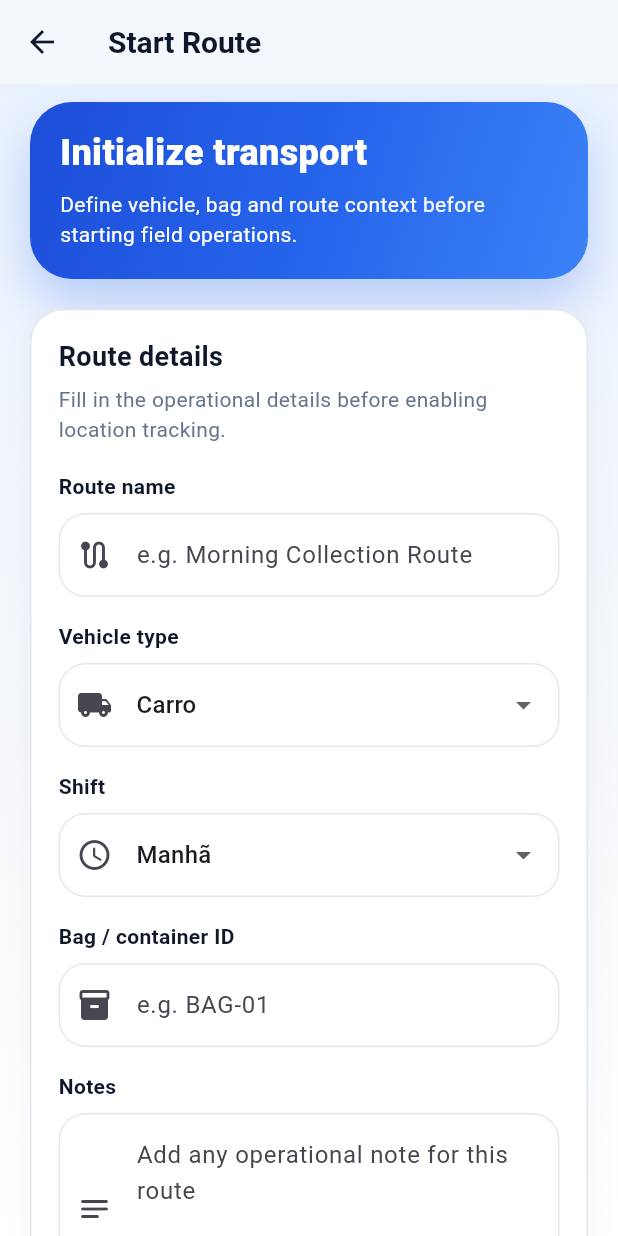
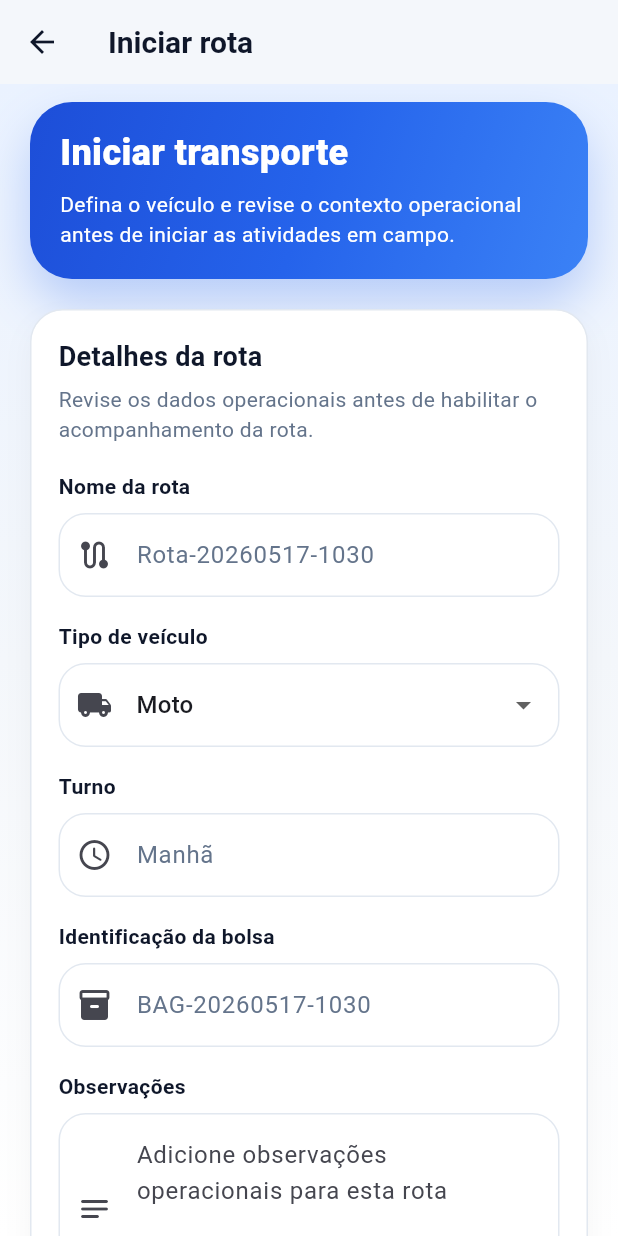
Before and after one commit to jkasprowicz/trace-lab, a Flutter app: the StartRouteScreen screen opened by its route, on a phone screen of 412 x 824 dp. Run offline on Flutter 3.47's test engine with Material 3 defaults, Android fonts, the phone set to English and light mode, and no system bars; accounts and stored records are empty.

Commit message:
Automate driver route start and return home correctly

```diff
--- a/mobile/lib/core/l10n/app_strings.dart
+++ b/mobile/lib/core/l10n/app_strings.dart
@@ -98,6 +98,35 @@ class AppStrings {
   static const saveCollectionInProgress = 'Salvando...';
   static const addCollectionError = 'Não foi possível adicionar a coleta.';
   static const backToHome = 'Voltar ao início';
+  static const startRouteTitle = 'Iniciar rota';
+  static const initializeTransportTitle = 'Iniciar transporte';
+  static const initializeTransportDescription =
+      'Defina o veículo e revise o contexto operacional antes de iniciar as atividades em campo.';
+  static const routeDetailsTitle = 'Detalhes da rota';
+  static const routeDetailsDescription =
+      'Revise os dados operacionais antes de habilitar o acompanhamento da rota.';
+  static const routeNameGeneratedLabel = 'Nome da rota';
+  static const routeNameGeneratedHint = 'Gerado automaticamente';
+  static const vehicleTypeLabel = 'Tipo de veículo';
+  static const shiftLabelAuto = 'Turno';
+  static const shiftAutoHint = 'Definido automaticamente pelo horário local';
+  static const bagIdGeneratedHint = 'Gerado automaticamente';
+  static const routeNotesHint = 'Adicione observações operacionais para esta rota';
+  static const startRouteInProgress = 'Iniciando...';
+  static const routeStartedSuccessfully = 'Rota iniciada com sucesso.';
+  static const startRouteError = 'Não foi possível iniciar a rota.';
+  static const routeSummaryStatus = 'ROTA FINALIZADA';
+  static const routeSummaryDescription =
+      'Operação de transporte concluída com sucesso. Revise abaixo o resumo da rota.';
+  static const startedLabel = 'Iniciada';
+  static const operationalSummaryTitle = 'Resumo operacional';
+  static const temperatureSummaryTitle = 'Resumo de temperatura';
+  static const minLabel = 'Mín.';
+  static const avgLabel = 'Média';
+  static const maxLabel = 'Máx.';
+  static const noCollectionsRegisteredTitle = 'Nenhuma coleta registrada';
+  static const noCollectionsRegisteredDescription =
+      'Esta rota foi concluída sem registros de coleta.';
 
   // Admin
   static const adminDashboardTitle = 'Painel administrativo';
--- a/mobile/lib/features/driver/presentation/screens/driver_home_screen.dart
+++ b/mobile/lib/features/driver/presentation/screens/driver_home_screen.dart
@@ -57,7 +57,10 @@ class DriverHomeScreen extends StatelessWidget {
                   label: AppStrings.startRoute,
                   icon: Icons.play_arrow_rounded,
                   onPressed: () {
-                    Navigator.of(context).pushNamed(AppRoutes.startRoute);
+                    Navigator.of(context).pushNamed(
+                      AppRoutes.startRoute,
+                      arguments: user,
+                    );
                   },
                 ),
                 const SizedBox(height: 22),
--- a/mobile/lib/features/route_summary/presentation/screens/route_summary_screen.dart
+++ b/mobile/lib/features/route_summary/presentation/screens/route_summary_screen.dart
@@ -5,8 +5,10 @@ import 'package:mobile/core/theme/app_colors.dart';
 import 'package:mobile/core/widgets/app_primary_button.dart';
 import 'package:mobile/core/widgets/app_section_title.dart';
 import 'package:mobile/features/active_route/presentation/widgets/collection_timeline_tile.dart';
+import 'package:mobile/features/auth/domain/models/auth_user.dart';
 import 'package:mobile/features/collection/data/dto/collection_response_dto.dart';
 import 'package:mobile/features/collection/data/services/collection_service.dart';
+import 'package:mobile/features/driver/presentation/screens/driver_home_screen.dart';
 import 'package:mobile/features/route_summary/presentation/widgets/summary_stat_card.dart';
 import 'package:mobile/features/start_route/data/dto/route_response_dto.dart';
 
@@ -23,11 +25,15 @@ class _RouteSummaryScreenState extends State<RouteSummaryScreen> {
   bool _isLoading = true;
   List<CollectionResponseDto> _collections = [];
   late RouteResponseDto _route;
+  AuthUser? _driverUser;
 
   @override
   void didChangeDependencies() {
     super.didChangeDependencies();
-    _route = ModalRoute.of(context)!.settings.arguments as RouteResponseDto;
+    final args = ModalRoute.of(context)!.settings.arguments;
+    final argsMap = args is Map<String, dynamic> ? args : null;
+    _route = (argsMap?['route'] as RouteResponseDto?) ?? args as RouteResponseDto;
+    _driverUser = argsMap?['driverUser'] as AuthUser?;
     _loadCollections();
   }
 
@@ -203,7 +209,7 @@ class _RouteSummaryScreenState extends State<RouteSummaryScreen> {
                           ),
                         ),
                         child: const Text(
-                          'ROUTE FINISHED',
+                          AppStrings.routeSummaryStatus,
                           style: TextStyle(
                             color: Colors.white,
                             fontWeight: FontWeight.w700,
@@ -223,7 +229,7 @@ class _RouteSummaryScreenState extends State<RouteSummaryScreen> {
                       ),
                       const SizedBox(height: 10),
                       Text(
-                        'Transport operation successfully completed. Review the route summary below.',
+                        AppStrings.routeSummaryDescription,
                         style: TextStyle(
                           color: Colors.white.withAlpha(220),
                           fontSize: 14,
@@ -232,7 +238,7 @@ class _RouteSummaryScreenState extends State<RouteSummaryScreen> {
                       ),
                       const SizedBox(height: 18),
                       Text(
-                        'Started: ${_formatDateTime(_route.startedAt)}',
+                        '${AppStrings.startedLabel}: ${_formatDateTime(_route.startedAt)}',
                         style: TextStyle(
                           color: Colors.white.withAlpha(220),
                           fontSize: 13,
@@ -240,7 +246,7 @@ class _RouteSummaryScreenState extends State<RouteSummaryScreen> {
                       ),
                       const SizedBox(height: 6),
                       Text(
-                        'Finished: ${_route.finishedAt != null ? _formatDateTime(_route.finishedAt!) : '--'}',
+                        '${AppStrings.finishedLabel}: ${_route.finishedAt != null ? _formatDateTime(_route.finishedAt!) : '--'}',
                         style: TextStyle(
                           color: Colors.white.withAlpha(220),
                           fontSize: 13,
@@ -250,14 +256,14 @@ class _RouteSummaryScreenState extends State<RouteSummaryScreen> {
                   ),
                 ),
                 const SizedBox(height: 24),
-                const AppSectionTitle(title: 'Operational summary'),
+                const AppSectionTitle(title: AppStrings.operationalSummaryTitle),
                 const SizedBox(height: 14),
                 Row(
                   children: [
                     Expanded(
                       child: SummaryStatCard(
                         icon: Icons.local_shipping_rounded,
-                        label: 'Vehicle',
+                        label: AppStrings.vehicleLabel,
                         value: _formatVehicle(_route.vehicleType),
                       ),
                     ),
@@ -265,7 +271,7 @@ class _RouteSummaryScreenState extends State<RouteSummaryScreen> {
                     Expanded(
                       child: SummaryStatCard(
                         icon: Icons.schedule_rounded,
-                        label: 'Shift',
+                        label: AppStrings.shiftLabel,
                         value: _formatShift(_route.shift),
                       ),
                     ),
@@ -277,7 +283,7 @@ class _RouteSummaryScreenState extends State<RouteSummaryScreen> {
                     Expanded(
                       child: SummaryStatCard(
                         icon: Icons.inventory_2_rounded,
-                        label: 'Bag ID',
+                        label: AppStrings.bagIdLabel,
                         value: _route.bagId,
                       ),
                     ),
@@ -285,14 +291,14 @@ class _RouteSummaryScreenState extends State<RouteSummaryScreen> {
                     Expanded(
                       child: SummaryStatCard(
                         icon: Icons.add_location_alt_rounded,
-                        label: 'Collections',
+                        label: AppStrings.collectionsLabel,
                         value: _collections.length.toString(),
                       ),
                     ),
                   ],
                 ),
                 const SizedBox(height: 24),
-                const AppSectionTitle(title: 'Temperature summary'),
+                const AppSectionTitle(title: AppStrings.temperatureSummaryTitle),
                 const SizedBox(height: 14),
                 if (_isLoading)
                   const Center(
@@ -307,7 +313,7 @@ class _RouteSummaryScreenState extends State<RouteSummaryScreen> {
                       Expanded(
                         child: SummaryStatCard(
                           icon: Icons.south_rounded,
-                          label: 'Min',
+                          label: AppStrings.minLabel,
                           value: _formatTemperatureValue(_temperatureMin()),
                         ),
                       ),
@@ -315,7 +321,7 @@ class _RouteSummaryScreenState extends State<RouteSummaryScreen> {
                       Expanded(
                         child: SummaryStatCard(
                           icon: Icons.show_chart_rounded,
-                          label: 'Avg',
+                          label: AppStrings.avgLabel,
                           value: _formatTemperatureValue(_temperatureAvg()),
                         ),
                       ),
@@ -323,14 +329,14 @@ class _RouteSummaryScreenState extends State<RouteSummaryScreen> {
                       Expanded(
                         child: SummaryStatCard(
                           icon: Icons.north_rounded,
-                          label: 'Max',
+                          label: AppStrings.maxLabel,
                           value: _formatTemperatureValue(_temperatureMax()),
                         ),
                       ),
                     ],
                   ),
                   const SizedBox(height: 24),
-                  const AppSectionTitle(title: 'Collection timeline'),
+                  const AppSectionTitle(title: AppStrings.collectionTimelineTitle),
                   const SizedBox(height: 12),
                   if (_collections.isEmpty)
                     Container(
@@ -350,7 +356,7 @@ class _RouteSummaryScreenState extends State<RouteSummaryScreen> {
                           ),
                           SizedBox(height: 12),
                           Text(
-                            'No collections registered',
+                            AppStrings.noCollectionsRegisteredTitle,
                             style: TextStyle(
                               fontSize: 16,
                               fontWeight: FontWeight.w700,
@@ -359,7 +365,7 @@ class _RouteSummaryScreenState extends State<RouteSummaryScreen> {
                           ),
                           SizedBox(height: 6),
                           Text(
-                            'This route was completed without collection records.',
+                            AppStrings.noCollectionsRegisteredDescription,
                             textAlign: TextAlign.center,
                             style: TextStyle(
                               fontSize: 13,
@@ -394,6 +400,16 @@ class _RouteSummaryScreenState extends State<RouteSummaryScreen> {
                   label: AppStrings.backToHome,
                   icon: Icons.home_rounded,
                   onPressed: () {
+                    if (_driverUser != null) {
+                      Navigator.of(context).pushAndRemoveUntil(
+                        MaterialPageRoute(
+                          builder: (_) => DriverHomeScreen(user: _driverUser!),
+                        ),
+                        (route) => false,
+                      );
+                      return;
+                    }
+
                     Navigator.of(context).pushNamedAndRemoveUntil(
                       AppRoutes.home,
                       (route) => false,
--- a/mobile/lib/features/start_route/presentation/screens/start_route_screen.dart
+++ b/mobile/lib/features/start_route/presentation/screens/start_route_screen.dart
@@ -1,7 +1,9 @@
 import 'package:flutter/material.dart';
+import 'package:mobile/core/l10n/app_strings.dart';
 import 'package:mobile/core/theme/app_colors.dart';
 import 'package:mobile/core/widgets/app_card.dart';
 import 'package:mobile/core/widgets/app_primary_button.dart';
+import 'package:mobile/features/auth/domain/models/auth_user.dart';
 import 'package:mobile/features/start_route/data/services/start_route_service.dart';
 import 'package:mobile/features/start_route/domain/models/route_draft.dart';
 import 'package:mobile/features/start_route/presentation/widgets/route_dropdown_field.dart';
@@ -20,20 +22,69 @@ class _StartRouteScreenState extends State<StartRouteScreen> {
 
   final TextEditingController _routeNameController = TextEditingController();
   final TextEditingController _bagController = TextEditingController();
+  final TextEditingController _shiftController = TextEditingController();
   final TextEditingController _notesController = TextEditingController();
 
   final StartRouteService _startRouteService = StartRouteService();
 
-  String? _selectedVehicle = 'carro';
-  String? _selectedShift = 'manha';
+  String _selectedVehicle = 'moto';
+  late final String _selectedShift;
   bool _isSubmitting = false;
+
+  @override
+  void initState() {
+    super.initState();
+    final now = DateTime.now();
+    _selectedShift = _inferShift(now);
+    _shiftController.text = _formatShift(_selectedShift);
+    _routeNameController.text = _generateRouteName(now);
+    _bagController.text = _generateBagId(now);
+  }
 
   @override
   void dispose() {
     _routeNameController.dispose();
     _bagController.dispose();
+    _shiftController.dispose();
     _notesController.dispose();
     super.dispose();
+  }
+
+  String _inferShift(DateTime dateTime) {
+    final hour = dateTime.hour;
+    if (hour >= 6 && hour <= 11) return 'manha';
+    if (hour >= 12 && hour <= 17) return 'tarde';
+    return 'noite';
+  }
+
+  String _formatShift(String value) {
+    switch (value) {
+      case 'manha':
+        return 'Manhã';
+      case 'tarde':
+        return 'Tarde';
+      case 'noite':
+        return 'Noite';
+      default:
+        return value;
+    }
+  }
+
+  String _timestampToken(DateTime dateTime) {
+    final year = dateTime.year.toString().padLeft(4, '0');
+    final month = dateTime.month.toString().padLeft(2, '0');
+    final day = dateTime.day.toString().padLeft(2, '0');
+    final hour = dateTime.hour.toString().padLeft(2, '0');
+    final minute = dateTime.minute.toString().padLeft(2, '0');
+    return '$year$month$day-$hour$minute';
+  }
+
+  String _generateRouteName(DateTime dateTime) {
+    return 'Rota-${_timestampToken(dateTime)}';
+  }
+
+  String _generateBagId(DateTime dateTime) {
+    return 'BAG-${_timestampToken(dateTime)}';
   }
 
   Future<void> _startRoute() async {
@@ -43,8 +94,8 @@ class _StartRouteScreenState extends State<StartRouteScreen> {
 
     final draft = RouteDraft(
       routeName: _routeNameController.text.trim(),
-      vehicleType: _selectedVehicle!,
-      shift: _selectedShift!,
+      vehicleType: _selectedVehicle,
+      shift: _selectedShift,
       bagId: _bagController.text.trim(),
       notes: _notesController.text.trim(),
       createdAt: DateTime.now(),
@@ -59,22 +110,28 @@ class _StartRouteScreenState extends State<StartRouteScreen> {
 
       if (!mounted) return;
 
+      final driverUser =
+          ModalRoute.of(context)?.settings.arguments as AuthUser?;
+
       ScaffoldMessenger.of(context).showSnackBar(
         SnackBar(
-          content: Text('Route #${createdRoute.id} started successfully'),
+          content: Text('${AppStrings.routeStartedSuccessfully} #${createdRoute.id}'),
         ),
       );
 
       Navigator.of(context).pushReplacementNamed(
         AppRoutes.activeRoute,
-        arguments: createdRoute,
+        arguments: {
+          'route': createdRoute,
+          'driverUser': driverUser,
+        },
       );
     } catch (error) {
       if (!mounted) return;
 
       ScaffoldMessenger.of(context).showSnackBar(
         SnackBar(
-          content: Text('Failed to start route: $error'),
+          content: Text('${AppStrings.startRouteError}: $error'),
         ),
       );
     } finally {
@@ -88,7 +145,7 @@ class _StartRouteScreenState extends State<StartRouteScreen> {
 
   String? _validateRequiredText(String? value, String fieldName) {
     if (value == null || value.trim().isEmpty) {
-      return '$fieldName is required';
+      return '$fieldName ${AppStrings.requiredSuffix}';
     }
 
     return null;
@@ -96,7 +153,7 @@ class _StartRouteScreenState extends State<StartRouteScreen> {
 
   String? _validateDropdown(String? value, String fieldName) {
     if (value == null || value.trim().isEmpty) {
-      return '$fieldName is required';
+      return '$fieldName ${AppStrings.requiredSuffix}';
     }
 
     return null;
@@ -106,7 +163,7 @@ class _StartRouteScreenState extends State<StartRouteScreen> {
   Widget build(BuildContext context) {
     return Scaffold(
       appBar: AppBar(
-        title: const Text('Start Route'),
+        title: const Text(AppStrings.startRouteTitle),
         backgroundColor: Colors.transparent,
       ),
       body: Container(
@@ -139,7 +196,7 @@ class _StartRouteScreenState extends State<StartRouteScreen> {
                       crossAxisAlignment: CrossAxisAlignment.start,
                       children: [
                         const Text(
-                          'Route details',
+                          AppStrings.routeDetailsTitle,
                           style: TextStyle(
                             fontSize: 18,
                             fontWeight: FontWeight.w700,
@@ -148,7 +205,7 @@ class _StartRouteScreenState extends State<StartRouteScreen> {
                         ),
                         const SizedBox(height: 6),
                         const Text(
-                          'Fill in the operational details before enabling location tracking.',
+                          AppStrings.routeDetailsDescription,
                           style: TextStyle(
                             fontSize: 14,
                             color: AppColors.textSecondary,
@@ -157,16 +214,20 @@ class _StartRouteScreenState extends State<StartRouteScreen> {
                         ),
                         const SizedBox(height: 18),
                         RouteTextField(
-                          label: 'Route name',
-                          hintText: 'e.g. Morning Collection Route',
+                          label: AppStrings.routeNameGeneratedLabel,
+                          hintText: AppStrings.routeNameGeneratedHint,
                           controller: _routeNameController,
                           prefixIcon: Icons.route_rounded,
+                          readOnly: true,
                           validator: (value) =>
-                              _validateRequiredText(value, 'Route name'),
+                              _validateRequiredText(
+                                value,
+                                AppStrings.routeNameGeneratedLabel,
+                              ),
                         ),
                         const SizedBox(height: 16),
                         RouteDropdownField<String>(
-                          label: 'Vehicle type',
+                          label: AppStrings.vehicleTypeLabel,
                           value: _selectedVehicle,
                           prefixIcon: Icons.local_shipping_rounded,
                           items: const [
@@ -184,60 +245,51 @@ class _StartRouteScreenState extends State<StartRouteScreen> {
                             ),
                           ],
                           onChanged: (value) {
+                            if (value == null) return;
                             setState(() {
                               _selectedVehicle = value;
                             });
                           },
                           validator: (value) =>
-                              _validateDropdown(value, 'Vehicle type'),
-                        ),
-                        const SizedBox(height: 16),
-                        RouteDropdownField<String>(
-                          label: 'Shift',
-                          value: _selectedShift,
-                          prefixIcon: Icons.schedule_rounded,
-                          items: const [
-                            DropdownMenuItem(
-                              value: 'manha',
-                              child: Text('Manhã'),
-                            ),
-                            DropdownMenuItem(
-                              value: 'tarde',
-                              child: Text('Tarde'),
-                            ),
-                            DropdownMenuItem(
-                              value: 'noite',
-                              child: Text('Noite'),
-                            ),
-                          ],
-                          onChanged: (value) {
-                            setState(() {
-                              _selectedShift = value;
-                            });
-                          },
-                          validator: (value) =>
-                              _validateDropdown(value, 'Shift'),
+                              _validateDropdown(
+                                value,
+                                AppStrings.vehicleTypeLabel,
+                              ),
                         ),
                         const SizedBox(height: 16),
                         RouteTextField(
-                          label: 'Bag / container ID',
-                          hintText: 'e.g. BAG-01',
-                          controller: _bagController,
-                          prefixIcon: Icons.inventory_2_rounded,
-                          validator: (value) =>
-                              _validateRequiredText(value, 'Bag / container ID'),
+                          label: AppStrings.shiftLabelAuto,
+                          hintText: AppStrings.shiftAutoHint,
+                          controller: _shiftController,
+                          prefixIcon: Icons.schedule_rounded,
+                          readOnly: true,
                         ),
                         const SizedBox(height: 16),
                         RouteTextField(
-                          label: 'Notes',
-                          hintText: 'Add any operational note for this route',
+                          label: AppStrings.bagIdLabel,
+                          hintText: AppStrings.bagIdGeneratedHint,
+                          controller: _bagController,
+                          prefixIcon: Icons.inventory_2_rounded,
+                          readOnly: true,
+                          validator: (value) =>
+                              _validateRequiredText(
+                                value,
+                                AppStrings.bagIdLabel,
+                              ),
+                        ),
+                        const SizedBox(height: 16),
+                        RouteTextField(
+                          label: AppStrings.notes,
+                          hintText: AppStrings.routeNotesHint,
                           controller: _notesController,
                           prefixIcon: Icons.notes_rounded,
                           maxLines: 4,
                         ),
                         const SizedBox(height: 22),
                         AppPrimaryButton(
-                          label: _isSubmitting ? 'Starting...' : 'Start route',
+                          label: _isSubmitting
+                              ? AppStrings.startRouteInProgress
+                              : AppStrings.startRoute,
                           icon: _isSubmitting
                               ? Icons.hourglass_top_rounded
                               : Icons.play_arrow_rounded,
@@ -287,7 +339,7 @@ class _StartRouteHero extends StatelessWidget {
         crossAxisAlignment: CrossAxisAlignment.start,
         children: [
           Text(
-            'Initialize transport',
+            AppStrings.initializeTransportTitle,
             style: TextStyle(
               color: Colors.white,
               fontSize: 24,
@@ -297,7 +349,7 @@ class _StartRouteHero extends StatelessWidget {
           ),
           SizedBox(height: 10),
           Text(
-            'Define vehicle, bag and route context before starting field operations.',
+            AppStrings.initializeTransportDescription,
             style: TextStyle(
               color: Colors.white,
               fontSize: 14,
--- a/mobile/lib/features/start_route/presentation/widgets/route_text_field.dart
+++ b/mobile/lib/features/start_route/presentation/widgets/route_text_field.dart
@@ -8,6 +8,7 @@ class RouteTextField extends StatelessWidget {
   final IconData? prefixIcon;
   final int maxLines;
   final TextInputType? keyboardType;
+  final bool readOnly;
   final String? Function(String?)? validator;
 
   const RouteTextField({
@@ -18,6 +19,7 @@ class RouteTextField extends StatelessWidget {
     this.prefixIcon,
     this.maxLines = 1,
     this.keyboardType,
+    this.readOnly = false,
     this.validator,
   });
 
@@ -39,6 +41,7 @@ class RouteTextField extends StatelessWidget {
           controller: controller,
           maxLines: maxLines,
           keyboardType: keyboardType,
+          readOnly: readOnly,
           validator: validator,
           decoration: InputDecoration(
             hintText: hintText,
```
Also changed, not shown: mobile/lib/features/active_route/presentation/screens/active_route_screen.dart (+10 -2 lines).
